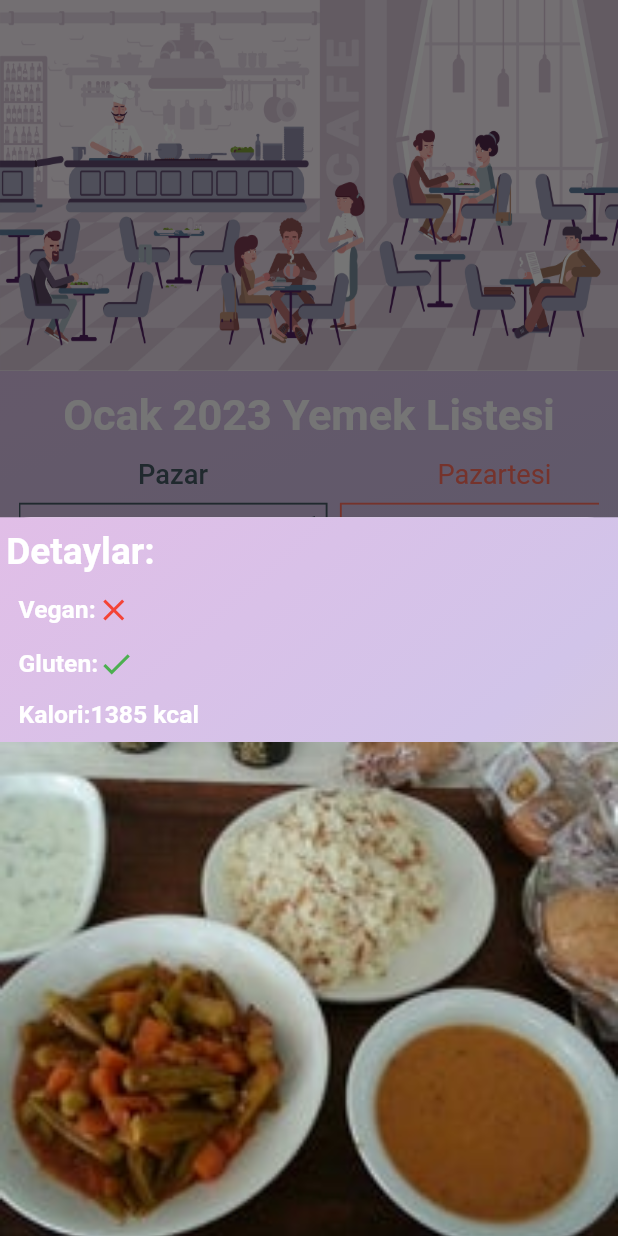
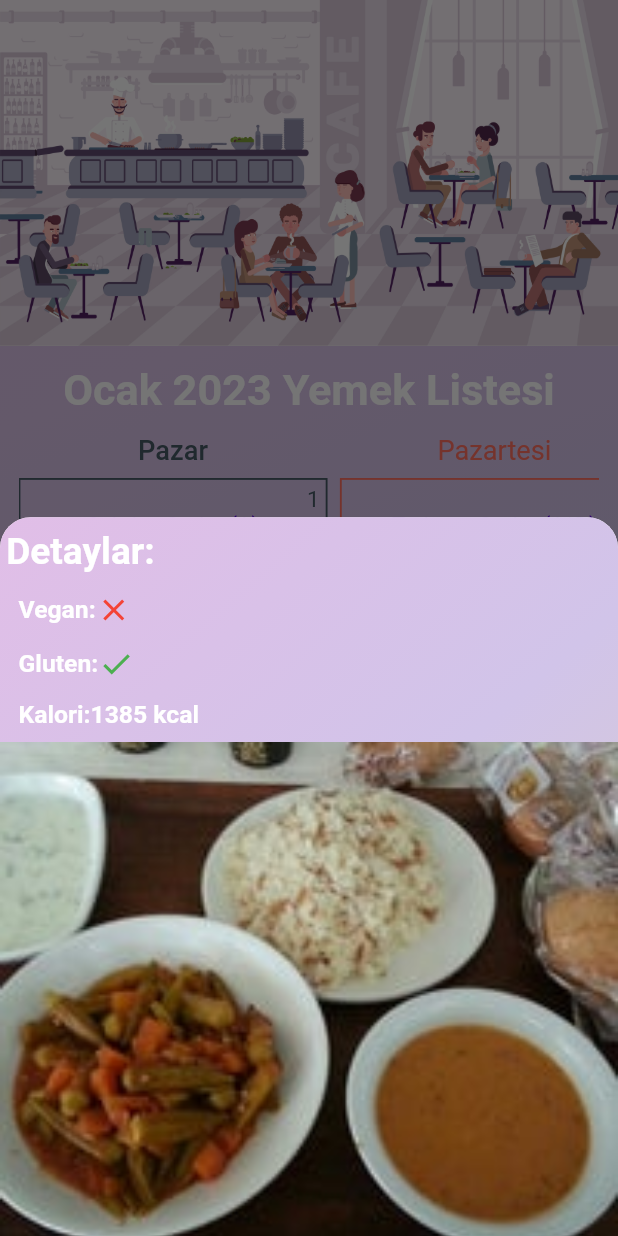
Before and after one commit to oakarakum/hachat, a Flutter app: the RingsPage screen opened by its route, item 5 of the bottom bar chosen, after a tap on "Pazartesi", on a phone screen of 412 x 824 dp. Run offline on Flutter 3.47's test engine with Material 2 defaults, Android fonts, the light colour scheme and no system bars; drawn by our look-alikes of curved_navigation_bar; our stand-ins replace animate_do, flutter_svg, get, google_fonts, responsive_sizer; statements that could not run were skipped.

Commit message:
foodlist güncellendi

```diff
--- a/lib/app/controllers/foodlist_controller.dart
+++ b/lib/app/controllers/foodlist_controller.dart
@@ -55,21 +55,16 @@ class FoodlistController extends GetxController {
         enableDrag: true,
         elevation: 1,
         shape: RoundedRectangleBorder(
-            borderRadius: BorderRadius.vertical(top: Radius.circular(5.w))
-            ),
+            borderRadius: BorderRadius.vertical(top: Radius.circular(5.w))),
         builder: (context) => Container(
-              decoration:  BoxDecoration(
-                  gradient: LinearGradient(
-                    colors: [
+              decoration: BoxDecoration(
+                  gradient: LinearGradient(colors: [
                     Color(0xffe1bee7),
                     Color(0xffd1c4e9),
                     Color(0xffd7ccc8),
-                    ],
-                      begin: Alignment.topLeft,
-                      end: Alignment.bottomRight),
-                      borderRadius: BorderRadius.vertical(top: Radius.circular(5.w))
-
-                      ),
+                  ], begin: Alignment.topLeft, end: Alignment.bottomRight),
+                  borderRadius:
+                      BorderRadius.vertical(top: Radius.circular(5.w))),
               child: Column(
                 mainAxisSize: MainAxisSize.min,
                 children: [
@@ -108,8 +103,8 @@ class FoodlistController extends GetxController {
                     ),
                   ),
                   Padding(
-                    padding:
-                        EdgeInsets.symmetric(vertical: 1.5.h, horizontal: 3.5.w),
+                    padding: EdgeInsets.symmetric(
+                        vertical: 1.5.h, horizontal: 3.5.w),
                     child: Row(
                       mainAxisAlignment: MainAxisAlignment.start,
                       children: [
@@ -159,12 +154,14 @@ class FoodlistController extends GetxController {
         shape: RoundedRectangleBorder(
             borderRadius: BorderRadius.vertical(top: Radius.circular(5.w))),
         builder: (context) => Container(
-              decoration: const BoxDecoration(
-                  gradient: LinearGradient(colors: [
+              decoration: BoxDecoration(
+                  gradient: LinearGradient(colors: const [
                     Color(0xffe1bee7),
                     Color(0xffd1c4e9),
                     Color(0xffd7ccc8),
-              ], begin: Alignment.topLeft, end: Alignment.bottomRight)),
+                  ], begin: Alignment.topLeft, end: Alignment.bottomRight),
+                  borderRadius:
+                      BorderRadius.vertical(top: Radius.circular(5.w))),
               child: Column(
                 mainAxisSize: MainAxisSize.min,
                 children: [
@@ -250,7 +247,6 @@ class FoodlistController extends GetxController {
             ));
   }
 
-//1035
   foodSaModal(BuildContext context) {
     showModalBottomSheet(
         context: context,
@@ -261,12 +257,14 @@ class FoodlistController extends GetxController {
         shape: RoundedRectangleBorder(
             borderRadius: BorderRadius.vertical(top: Radius.circular(5.w))),
         builder: (context) => Container(
-              decoration: const BoxDecoration(
-                  gradient: LinearGradient(colors: [
+              decoration: BoxDecoration(
+                  gradient: LinearGradient(colors: const [
                     Color(0xffe1bee7),
                     Color(0xffd1c4e9),
                     Color(0xffd7ccc8),
-              ], begin: Alignment.topLeft, end: Alignment.bottomRight)),
+                  ], begin: Alignment.topLeft, end: Alignment.bottomRight),
+                  borderRadius:
+                      BorderRadius.vertical(top: Radius.circular(5.w))),
               child: Column(
                 mainAxisAlignment: MainAxisAlignment.start,
                 mainAxisSize: MainAxisSize.min,
--- a/lib/app/ui/pages/foodlist_page.dart
+++ b/lib/app/ui/pages/foodlist_page.dart
@@ -44,7 +44,7 @@ class FoodlistPage extends GetView<FoodlistController> {
               child: Column(
                 children: [
                   SizedBox(
-                    height: 30.h,
+                    height: 28.h,
                     width: 100.w,
                     child: Image.asset(
                       "assets/dining_hall16_9.jpg",
```
Lines whose indentation alone changed are shown as unchanged.
